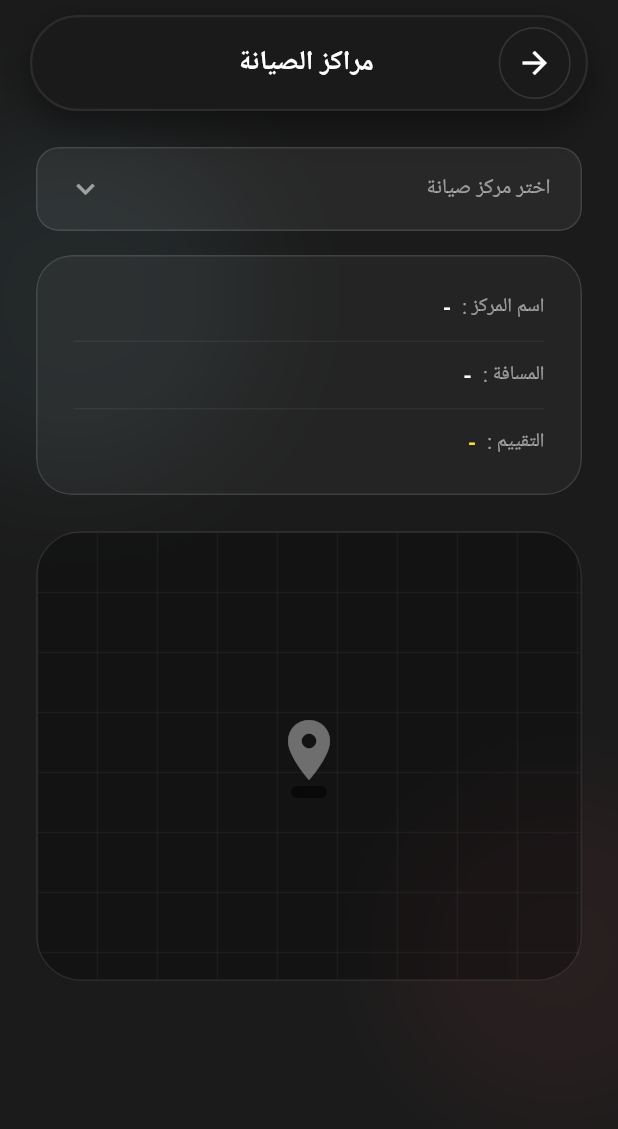
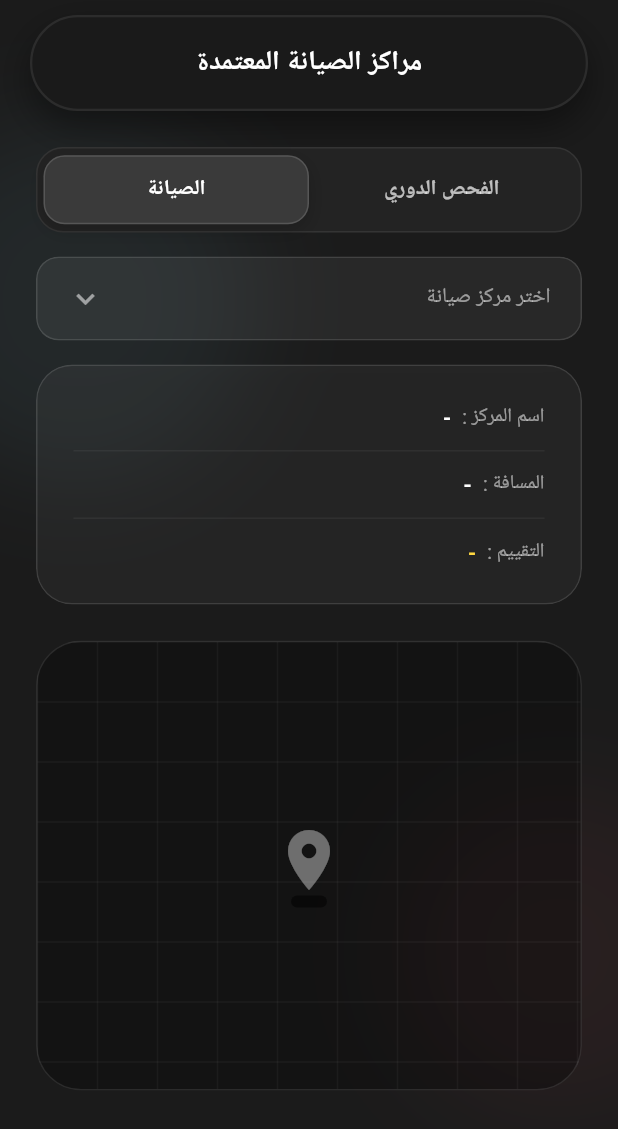
Before and after one commit to PrRazan/Rasid, a Flutter app: the MapScreen screen opened directly, on a phone screen of 412 x 824 dp. Shown: the top 1129 px of the screen. Run offline on Flutter 3.47's test engine with Material 3 defaults, Android fonts, the phone set to English and light mode, and no system bars; our stand-ins replace device_preview; Roboto replaces fonts that are missing (Cairo).

Commit message:
Alanoud part

```diff
--- a/lib/map.dart
+++ b/lib/map.dart
@@ -1,7 +1,5 @@
-
+import 'dart:ui';
 import 'package:flutter/material.dart';
-import 'dart:ui';
-import 'main.dart';
 
 class Workshop {
   final String name;
@@ -10,6 +8,8 @@ class Workshop {
 
   Workshop({required this.name, required this.distance, required this.rating});
 }
+
+enum ServiceType { maintenance, inspection }
 
 class MapScreen extends StatefulWidget {
   const MapScreen({super.key});
@@ -21,14 +21,63 @@ class MapScreen extends StatefulWidget {
 class _MapScreenState extends State<MapScreen> {
   Workshop? _selectedWorkshop;
   bool _isDropdownOpen = false;
+  ServiceType _selectedService = ServiceType.maintenance;
 
-  final List<Workshop> _workshops = [
+  final List<Workshop> _maintenanceCenters = [
     Workshop(name: 'مركز بترومين الرياض', distance: '3.2 كم', rating: '★★★★☆'),
-    Workshop(name: 'ورشة العضيب لصيانة السيارات', distance: '5.7 كم', rating: '★★★★★'),
-    Workshop(name: 'مركز صيانة الرمال الحديثة', distance: '1.5 كم', rating: '★★★☆☆'),
+    Workshop(
+      name: 'ورشة العضيب لصيانة السيارات',
+      distance: '5.7 كم',
+      rating: '★★★★★',
+    ),
+    Workshop(
+      name: 'مركز صيانة الرمال الحديثة',
+      distance: '1.5 كم',
+      rating: '★★★☆☆',
+    ),
     Workshop(name: 'المركز الفني بجدة', distance: '8.4 كم', rating: '★★★★☆'),
-    Workshop(name: 'مركز الناغي لصيانة الـ BMW', distance: '12.1 كم', rating: '★★★★★'),
+    Workshop(
+      name: 'مركز الناغي لصيانة الـ BMW',
+      distance: '12.1 كم',
+      rating: '★★★★★',
+    ),
   ];
+
+  final List<Workshop> _inspectionCenters = [
+    Workshop(
+      name: 'مركز الفحص الدوري - الرياض',
+      distance: '2.1 كم',
+      rating: '★★★★☆',
+    ),
+    Workshop(
+      name: 'الفحص الدوري - الرمال',
+      distance: '4.3 كم',
+      rating: '★★★★★',
+    ),
+    Workshop(
+      name: 'مركز الفحص الدوري - الشفا',
+      distance: '6.0 كم',
+      rating: '★★★☆☆',
+    ),
+    Workshop(
+      name: 'محطة الفحص الدوري - جدة',
+      distance: '9.5 كم',
+      rating: '★★★★☆',
+    ),
+  ];
+
+  List<Workshop> get _currentCenters =>
+      _selectedService == ServiceType.maintenance
+      ? _maintenanceCenters
+      : _inspectionCenters;
+
+  String get _dropdownHint => _selectedService == ServiceType.maintenance
+      ? 'اختر مركز صيانة'
+      : 'اختر مركز فحص دوري';
+
+  String get _headerTitle => _selectedService == ServiceType.maintenance
+      ? 'مراكز الصيانة المعتمدة'
+      : 'مراكز الفحص الدوري المعتمدة';
 
   @override
   Widget build(BuildContext context) {
@@ -38,10 +87,16 @@ class _MapScreenState extends State<MapScreen> {
         backgroundColor: const Color(0xFF1B1B1B),
         body: Stack(
           children: [
-            // Ambient Glows for glass effect depth
-            Positioned(top: 100, left: -50, child: _buildGlow(const Color(0xFF7FBED1), 200)),
-            Positioned(bottom: 100, right: -50, child: _buildGlow(const Color(0xFFBD4A55), 180)),
-
+            Positioned(
+              top: 100,
+              left: -50,
+              child: _buildGlow(const Color(0xFF7FBED1), 200),
+            ),
+            Positioned(
+              bottom: 100,
+              right: -50,
+              child: _buildGlow(const Color(0xFFBD4A55), 180),
+            ),
             SafeArea(
               child: Column(
                 children: [
@@ -52,20 +107,13 @@ class _MapScreenState extends State<MapScreen> {
                       physics: const BouncingScrollPhysics(),
                       child: Column(
                         children: [
-                          // Custom Glass Dropdown Box
+                          _buildServiceSwitcher(),
+                          const SizedBox(height: 16),
                           _buildGlassDropdown(),
-
-                          // Glass Dropdown List
                           if (_isDropdownOpen) _buildGlassDropdownList(),
-
                           const SizedBox(height: 16),
-
-                          // Glass Info Card
                           _buildGlassInfoCard(),
-
                           const SizedBox(height: 24),
-
-                          // Glass Map View
                           _buildGlassMapView(),
                         ],
                       ),
@@ -95,20 +143,18 @@ class _MapScreenState extends State<MapScreen> {
               color: Colors.black.withOpacity(0.4),
               blurRadius: 20,
               offset: const Offset(0, 10),
-            )
+            ),
           ],
         ),
+
         child: Row(
           children: [
-            _buildCapsuleIconButton(
-              icon: Icons.arrow_back,
-              onTap: () => Navigator.pop(context),
-            ),
-            const Expanded(
+            const SizedBox(width: 48), // keeps the title centered
+            Expanded(
               child: Text(
-                "مراكز الصيانة",
+                _headerTitle,
                 textAlign: TextAlign.center,
-                style: TextStyle(
+                style: const TextStyle(
                   color: Colors.white,
                   fontSize: 18,
                   fontWeight: FontWeight.bold,
@@ -116,28 +162,98 @@ class _MapScreenState extends State<MapScreen> {
                 ),
               ),
             ),
-            // Empty space to balance the header since there's no filter
-            const SizedBox(width: 48),
+            const SizedBox(width: 48), // balance the layout
           ],
         ),
       ),
     );
   }
 
-  Widget _buildCapsuleIconButton({IconData? icon, required VoidCallback onTap}) {
+  Widget _buildServiceSwitcher() {
     return Container(
-      width: 48,
-      height: 48,
-      margin: const EdgeInsets.all(2),
+      padding: const EdgeInsets.all(4),
       decoration: BoxDecoration(
-        shape: BoxShape.circle,
-        border: Border.all(color: Colors.white.withOpacity(0.12), width: 1),
+        color: const Color(0xFF232323),
+        borderRadius: BorderRadius.circular(18),
+        border: Border.all(color: Colors.white.withOpacity(0.08)),
       ),
-      child: InkWell(
-        onTap: onTap,
-        borderRadius: BorderRadius.circular(24),
-        child: Center(
-          child: Icon(icon, color: Colors.white, size: 24),
+      child: Row(
+        children: [
+          Expanded(
+            child: _buildSwitchItem(
+              title: 'الفحص الدوري',
+              isSelected: _selectedService == ServiceType.inspection,
+              onTap: () {
+                setState(() {
+                  _selectedService = ServiceType.inspection;
+                  _selectedWorkshop = null;
+                  _isDropdownOpen = false;
+                });
+              },
+            ),
+          ),
+          Expanded(
+            child: _buildSwitchItem(
+              title: 'الصيانة',
+              isSelected: _selectedService == ServiceType.maintenance,
+              onTap: () {
+                setState(() {
+                  _selectedService = ServiceType.maintenance;
+                  _selectedWorkshop = null;
+                  _isDropdownOpen = false;
+                });
+              },
+            ),
+          ),
+        ],
+      ),
+    );
+  }
+
+  Widget _buildSwitchItem({
+    required String title,
+    required bool isSelected,
+    required VoidCallback onTap,
+  }) {
+    return AnimatedContainer(
+      duration: const Duration(milliseconds: 220),
+      curve: Curves.easeInOut,
+      decoration: BoxDecoration(
+        color: isSelected ? const Color(0xFF3A3A3A) : Colors.transparent,
+        borderRadius: BorderRadius.circular(14),
+        border: Border.all(
+          color: isSelected
+              ? Colors.white.withOpacity(0.14)
+              : Colors.transparent,
+        ),
+        boxShadow: isSelected
+            ? [
+                BoxShadow(
+                  color: Colors.black.withOpacity(0.18),
+                  blurRadius: 10,
+                  offset: const Offset(0, 4),
+                ),
+              ]
+            : [],
+      ),
+      child: Material(
+        color: Colors.transparent,
+        child: InkWell(
+          borderRadius: BorderRadius.circular(14),
+          onTap: onTap,
+          child: Padding(
+            padding: const EdgeInsets.symmetric(vertical: 12),
+            child: Text(
+              title,
+              textAlign: TextAlign.center,
+              style: TextStyle(
+                color: isSelected ? Colors.white : Colors.white70,
+                fontSize: 14,
+                fontWeight: FontWeight.bold,
+                fontFamily: 'Cairo',
+              ),
+            ),
+          ),
         ),
       ),
     );
@@ -162,16 +278,22 @@ class _MapScreenState extends State<MapScreen> {
               mainAxisAlignment: MainAxisAlignment.spaceBetween,
               children: [
                 Text(
-                  _selectedWorkshop?.name ?? "اختر مركز صيانة",
+                  _selectedWorkshop?.name ?? _dropdownHint,
                   style: TextStyle(
-                    color: _selectedWorkshop != null ? Colors.white : Colors.white54,
+                    color: _selectedWorkshop != null
+                        ? Colors.white
+                        : Colors.white54,
                     fontSize: 14,
-                    fontWeight: _selectedWorkshop != null ? FontWeight.bold : FontWeight.normal,
+                    fontWeight: _selectedWorkshop != null
+                        ? FontWeight.bold
+                        : FontWeight.normal,
                     fontFamily: 'Cairo',
                   ),
                 ),
                 Icon(
-                  _isDropdownOpen ? Icons.keyboard_arrow_up : Icons.keyboard_arrow_down,
+                  _isDropdownOpen
+                      ? Icons.keyboard_arrow_up
+                      : Icons.keyboard_arrow_down,
                   color: Colors.white54,
                 ),
               ],
@@ -199,9 +321,9 @@ class _MapScreenState extends State<MapScreen> {
             child: ListView.builder(
               shrinkWrap: true,
               padding: EdgeInsets.zero,
-              itemCount: _workshops.length,
+              itemCount: _currentCenters.length,
               itemBuilder: (context, index) {
-                final ws = _workshops[index];
+                final ws = _currentCenters[index];
                 return InkWell(
                   onTap: () {
                     setState(() {
@@ -210,17 +332,24 @@ class _MapScreenState extends State<MapScreen> {
                     });
                   },
                   child: Container(
-                    padding: const EdgeInsets.symmetric(horizontal: 20, vertical: 15),
+                    padding: const EdgeInsets.symmetric(
+                      horizontal: 20,
+                      vertical: 15,
+                    ),
                     decoration: BoxDecoration(
                       border: Border(
-                        bottom: index != _workshops.length - 1
-                          ? BorderSide(color: Colors.white.withOpacity(0.05))
-                          : BorderSide.none,
+                        bottom: index != _currentCenters.length - 1
+                            ? BorderSide(color: Colors.white.withOpacity(0.05))
+                            : BorderSide.none,
                       ),
                     ),
                     child: Text(
                       ws.name,
-                      style: const TextStyle(color: Colors.white70, fontSize: 13, fontFamily: 'Cairo')
+                      style: const TextStyle(
+                        color: Colors.white70,
+                        fontSize: 13,
+                        fontFamily: 'Cairo',
+                      ),
                     ),
                   ),
                 );
@@ -246,7 +375,12 @@ class _MapScreenState extends State<MapScreen> {
           ),
           child: Column(
             children: [
-              _infoRow("اسم المركز", _selectedWorkshop?.name ?? "-"),
+              _infoRow(
+                _selectedService == ServiceType.maintenance
+                    ? "اسم المركز"
+                    : "اسم محطة الفحص",
+                _selectedWorkshop?.name ?? "-",
+              ),
               const SizedBox(height: 12),
               Divider(color: Colors.white.withOpacity(0.05), height: 1),
               const SizedBox(height: 12),
@@ -254,7 +388,11 @@ class _MapScreenState extends State<MapScreen> {
               const SizedBox(height: 12),
               Divider(color: Colors.white.withOpacity(0.05), height: 1),
               const SizedBox(height: 12),
-              _infoRow("التقييم", _selectedWorkshop?.rating ?? "-", valueColor: Colors.amberAccent),
+              _infoRow(
+                "التقييم",
+                _selectedWorkshop?.rating ?? "-",
+                valueColor: Colors.amberAccent,
+              ),
             ],
           ),
         ),
@@ -277,22 +415,23 @@ class _MapScreenState extends State<MapScreen> {
           ),
           child: Stack(
             children: [
-              Positioned.fill(
-                child: CustomPaint(
-                  painter: MapPainter(),
-                ),
-              ),
+              Positioned.fill(child: CustomPaint(painter: MapPainter())),
               Center(
                 child: Column(
                   mainAxisSize: MainAxisSize.min,
                   children: [
                     Icon(
                       Icons.location_on,
-                      color: _selectedWorkshop != null ? const Color(0xFFBD4A55) : Colors.white38,
+                      color: _selectedWorkshop != null
+                          ? const Color(0xFFBD4A55)
+                          : Colors.white38,
                       size: 48,
                       shadows: [
                         if (_selectedWorkshop != null)
-                          Shadow(color: const Color(0xFFBD4A55).withOpacity(0.5), blurRadius: 15)
+                          BoxShadow(
+                            color: const Color(0xFFBD4A55).withOpacity(0.5),
+                            blurRadius: 15,
+                          ).toShadow(),
                       ],
                     ),
                     Container(
@@ -315,11 +454,14 @@ class _MapScreenState extends State<MapScreen> {
 
   Widget _infoRow(String label, String value, {Color? valueColor}) {
     return Row(
-      mainAxisAlignment: MainAxisAlignment.start,
       children: [
         Text(
           "$label : ",
-          style: const TextStyle(color: Colors.white54, fontSize: 13, fontFamily: 'Cairo')
+          style: const TextStyle(
+            color: Colors.white54,
+            fontSize: 13,
+            fontFamily: 'Cairo',
+          ),
         ),
         const SizedBox(width: 4),
         Expanded(
@@ -350,7 +492,7 @@ class _MapScreenState extends State<MapScreen> {
             color: color.withOpacity(0.08),
             blurRadius: 60,
             spreadRadius: 20,
-          )
+          ),
         ],
       ),
     );
@@ -375,3 +517,9 @@ class MapPainter extends CustomPainter {
   @override
   bool shouldRepaint(covariant CustomPainter oldDelegate) => false;
 }
+
+extension on BoxShadow {
+  Shadow toShadow() {
+    return Shadow(color: color, blurRadius: blurRadius, offset: offset);
+  }
+}
```
